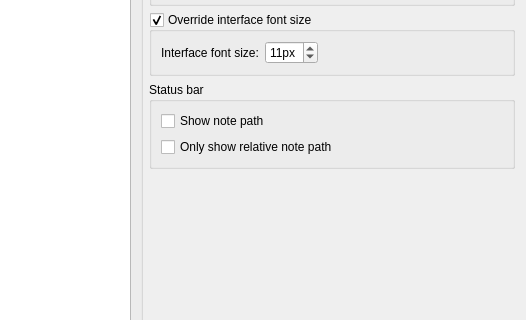
Above: src/dialogs/settingsdialog.ui from pbek/QOwnNotes before the change; both pictures show x 398 to 924 and y 580 to 900 of the 924 by 1233 pixel window. Below: the same form after it.
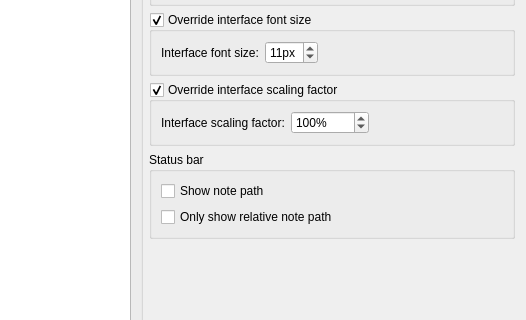
That is the form after the change. The open tabs and pages were chosen to show the change. Icons and pictures are not drawn. Custom widgets are drawn as their Qt base class.

Commit message: #3324 settings: add setting to override the interface scale factor

What changed in the file:
```diff
--- a/src/dialogs/settingsdialog.ui
+++ b/src/dialogs/settingsdialog.ui
@@ -3364,6 +3364,57 @@
                     </layout>
                    </widget>
                   </item>
+                  <item>
+                   <widget class="QGroupBox" name="overrideInterfaceScalingFactorGroupBox">
+                    <property name="title">
+                     <string>Override interface scaling factor</string>
+                    </property>
+                    <property name="checkable">
+                     <bool>true</bool>
+                    </property>
+                    <layout class="QHBoxLayout" name="horizontalLayout_18">
+                     <item>
+                      <widget class="QLabel" name="interfaceScalingFactorSpinBoxLabel">
+                       <property name="text">
+                        <string>Interface scaling factor:</string>
+                       </property>
+                      </widget>
+                     </item>
+                     <item>
+                      <widget class="QSpinBox" name="interfaceScalingFactorSpinBox">
+                       <property name="suffix">
+                        <string notr="true">%</string>
+                       </property>
+                       <property name="minimum">
+                        <number>10</number>
+                       </property>
+                       <property name="maximum">
+                        <number>100000</number>
+                       </property>
+                       <property name="singleStep">
+                        <number>10</number>
+                       </property>
+                       <property name="value">
+                        <number>100</number>
+                       </property>
+                      </widget>
+                     </item>
+                     <item>
+                      <spacer name="horizontalSpacer_23">
+                       <property name="orientation">
+                        <enum>Qt::Orientation::Horizontal</enum>
+                       </property>
+                       <property name="sizeHint" stdset="0">
+                        <size>
+                         <width>40</width>
+                         <height>20</height>
+                        </size>
+                       </property>
+                      </spacer>
+                     </item>
+                    </layout>
+                   </widget>
+                  </item>
                   <item>
                    <widget class="QGroupBox" name="statusBarGroupBox">
                     <property name="title">
```
The commit also changes 5 other files.
